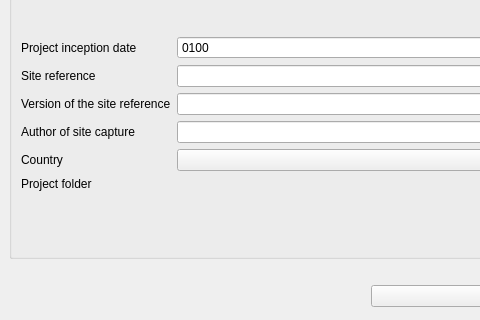
Above: src/qgis_gea_plugin/ui/main_dockwidget.ui from ketankartoza/qgis-gea-plugin before the change; both pictures show x 0 to 480 and y 292 to 612 of the 741 by 716 pixel window. Below: the same form after it.
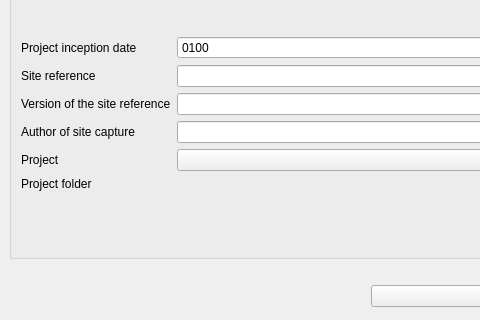
That is the form after the change. Icons and pictures are not drawn. Custom widgets are drawn as their Qt base class.

Commit message: support for attribute form dialog when importing project instances

Patch:
```diff
--- a/src/qgis_gea_plugin/ui/main_dockwidget.ui
+++ b/src/qgis_gea_plugin/ui/main_dockwidget.ui
@@ -258,7 +258,7 @@
             <string>&lt;html&gt;&lt;head/&gt;&lt;body&gt;&lt;p&gt;Country where the project was conducted.&lt;/p&gt;&lt;/body&gt;&lt;/html&gt;</string>
            </property>
            <property name="text">
-            <string>Country</string>
+            <string>Project</string>
            </property>
           </widget>
          </item>
```
Left out of the diff: 2 changed lines with no effect on the pictures. The commit also changes 4 other files.
